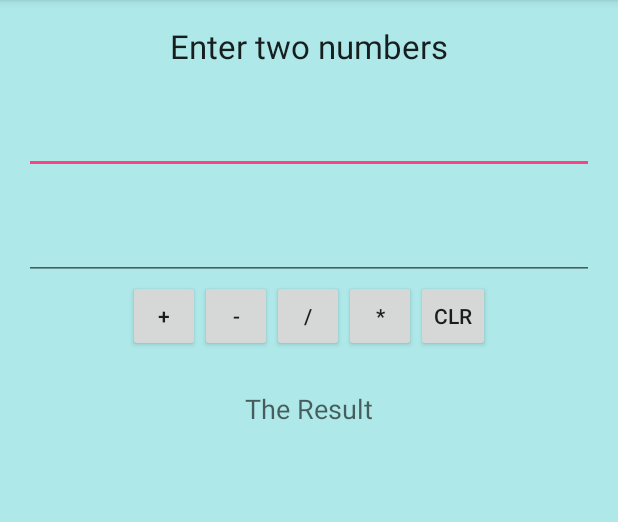
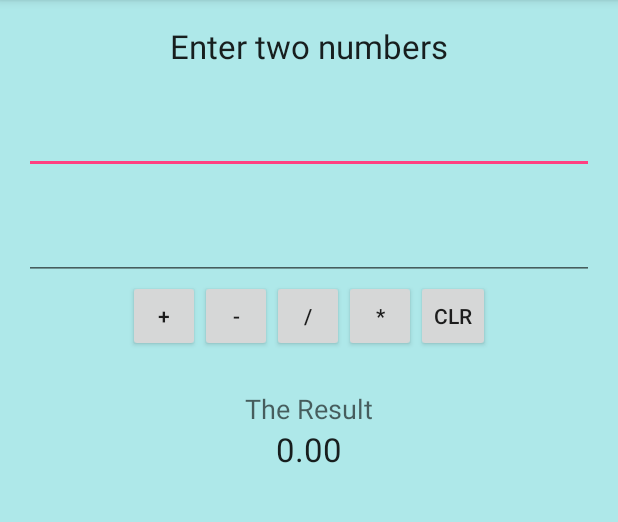
Before and after one commit to smallj/Calculator, an Android app: the screen it shows after launch (MainActivity), after a tap on "CLR", on a phone screen of 412 x 824 dp, the part 84-606 px from its top. Run offline under Robolectric (Android 15) with nearby library versions, the phone set to English and light mode, and no system bars.

Commit message:
added 0.00 to result text after clear

```diff
--- a/app/src/main/java/com/smallnetworks/calculator/MainActivity.java
+++ b/app/src/main/java/com/smallnetworks/calculator/MainActivity.java
@@ -37,7 +37,7 @@ public class MainActivity extends AppCompatActivity {
             public void onClick(View v) {
                 operand1.setText("");
                 operand2.setText("");
-                textResult.setText("");
+                textResult.setText("0.00");
                 operand1.requestFocus();
             }
         });
```
